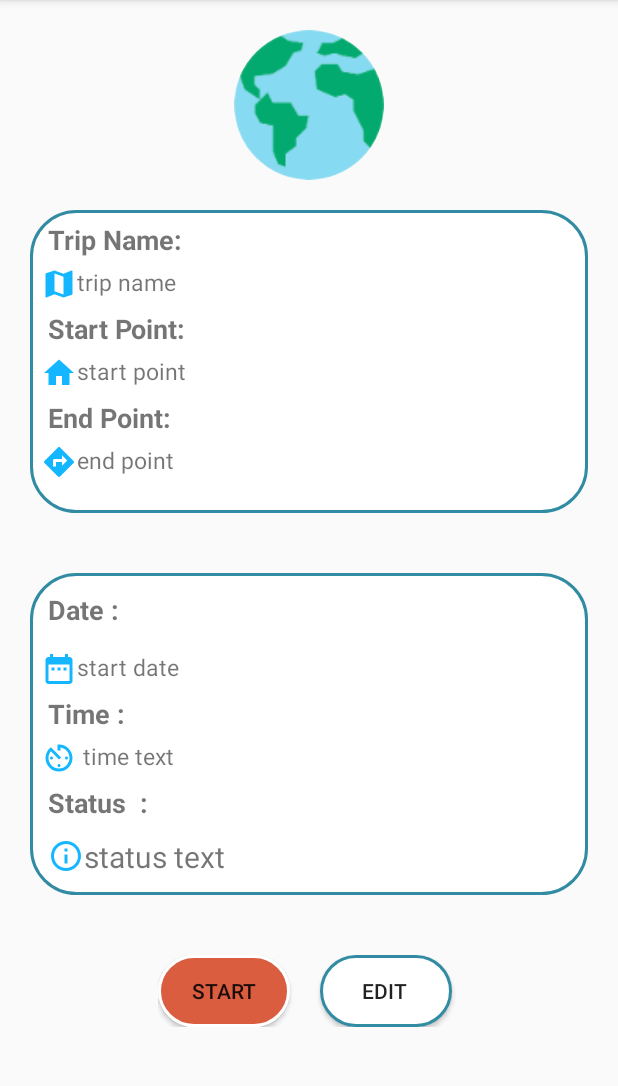
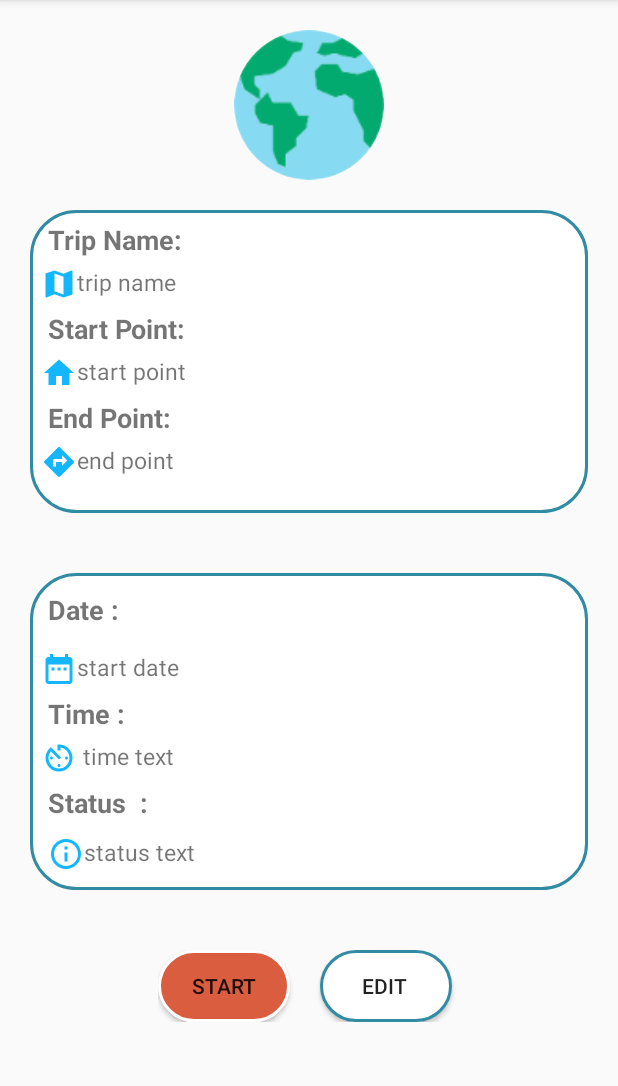
Before and after one commit to amer-shaker/On-Road, an Android app: the TripDetailsActivity screen opened directly, with no data from a screen before it, on a phone screen of 412 x 824 dp, the part 84-1170 px from its top. Run offline under Robolectric (Android 15) with nearby library versions, the phone set to English and light mode, and no system bars; our stand-ins replace ButterKnife, CircleImageView.

Commit message:
fix error in alarm and design in details

```diff
--- a/app/src/main/res/layout/activity_details_trip.xml
+++ b/app/src/main/res/layout/activity_details_trip.xml
@@ -147,7 +147,7 @@
                        android:layout_width="wrap_content"
                        android:layout_height="wrap_content"
                        android:text="status text"
-                       android:textSize="20sp" />
+                       android:textSize="15dp" />
 
                    <CheckBox
                        android:id="@+id/done_checkbox"
```
